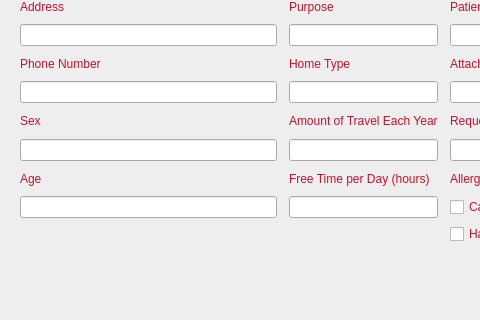
cameronhawtin/Animal-Farm-cuACS, file cuACS/viewprofile.ui: the form before one commit; both pictures show x 0 to 480 and y 210 to 530 of the 815 by 530 pixel window.
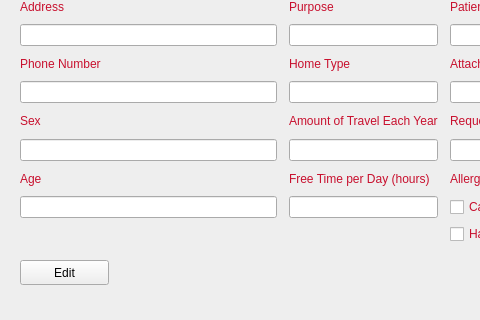
The form after the commit.

The edit to the form file:
```diff
--- a/cuACS/viewprofile.ui
+++ b/cuACS/viewprofile.ui
@@ -585,6 +585,19 @@
     </item>
    </layout>
   </widget>
+  <widget class="QPushButton" name="editButton">
+   <property name="geometry">
+    <rect>
+     <x>20</x>
+     <y>470</y>
+     <width>89</width>
+     <height>25</height>
+    </rect>
+   </property>
+   <property name="text">
+    <string>Edit</string>
+   </property>
+  </widget>
  </widget>
  <resources/>
  <connections>
```
